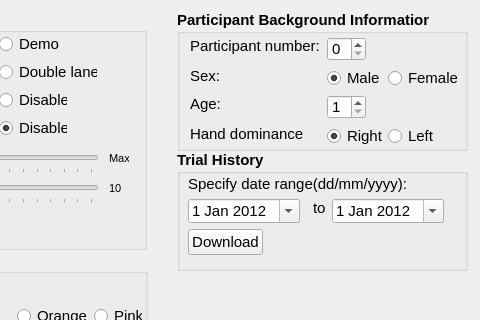
Above: demographics.ui from rkovessy/VeWalker before the change; both pictures show x 233 to 713 and y 0 to 320 of the 713 by 442 pixel window. Below: the same form after it.
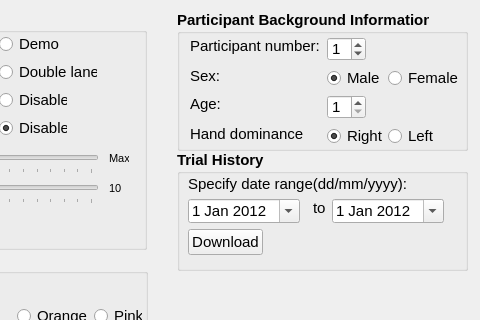
That is the form after the change.

```diff
--- a/demographics.ui
+++ b/demographics.ui
@@ -915,6 +915,9 @@
       <bold>false</bold>
      </font>
     </property>
+    <property name="value">
+     <number>1</number>
+    </property>
    </widget>
    <widget class="QLabel" name="sexlabel">
     <property name="geometry">
```
